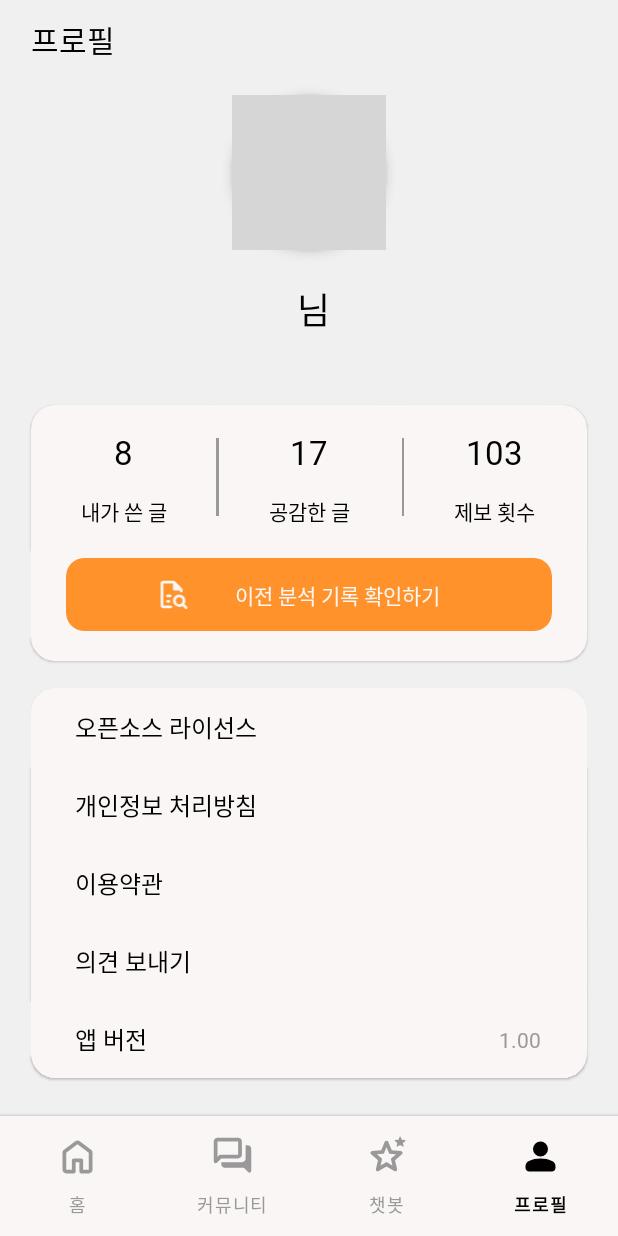
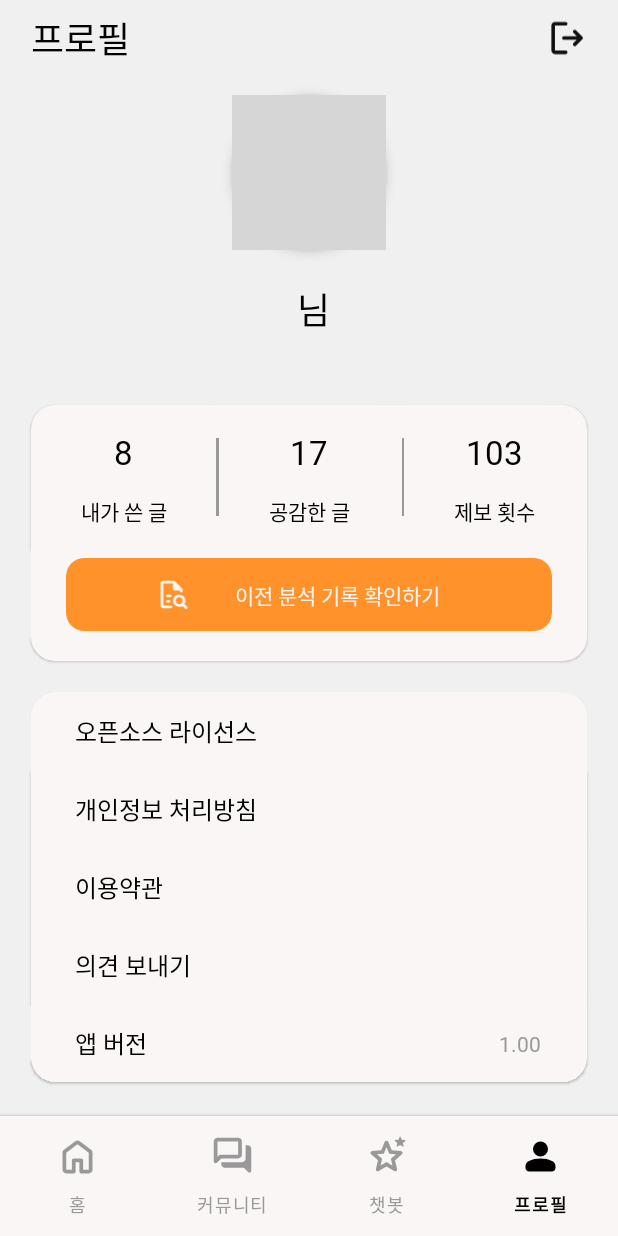
Before and after one commit to bbang427/QuadCore, an Android app: the screen it shows after launch once a user with an empty profile is signed in (HomeActivity), item 4 of the bottom bar chosen, on a phone screen of 412 x 824 dp. Run offline under Robolectric (Android 15) with nearby library versions, the phone set to English and light mode, and no system bars; our stand-ins replace CircleImageView, Firebase (no records; nobody signed in at launch, a user with empty details on screens opened directly); libraries missing offline, so code that uses them is left out: androidx.activity.result; 2 statements that could not run were skipped; grey boxes are pictures that could not be loaded.

Commit message:
08/4 MinorFix

```diff
--- /dev/null
+++ b/app/src/main/res/drawable/ic_logout.xml
@@ -0,0 +1,9 @@
+<vector xmlns:android="http://schemas.android.com/apk/res/android"
+    android:width="24dp"
+    android:height="24dp"
+    android:viewportWidth="960"
+    android:viewportHeight="960">
+  <path
+      android:pathData="M200,840q-33,0 -56.5,-23.5T120,760v-560q0,-33 23.5,-56.5T200,120h240q17,0 28.5,11.5T480,160q0,17 -11.5,28.5T440,200L200,200v560h240q17,0 28.5,11.5T480,800q0,17 -11.5,28.5T440,840L200,840ZM687,520L400,520q-17,0 -28.5,-11.5T360,480q0,-17 11.5,-28.5T400,440h287l-75,-75q-11,-11 -11,-27t11,-28q11,-12 28,-12.5t29,11.5l143,143q12,12 12,28t-12,28L669,651q-12,12 -28.5,11.5T612,650q-11,-12 -10.5,-28.5T613,594l74,-74Z"
+      android:fillColor="#121212"/>
+</vector>
--- a/app/src/main/res/layout/fragment_chatbot.xml
+++ b/app/src/main/res/layout/fragment_chatbot.xml
@@ -31,10 +31,11 @@
         android:layout_height="wrap_content"
         android:text="챗봇"
         android:fontFamily="@font/pretendard_gov_semibold"
-        android:textSize="20sp"
+        android:textSize="24sp"
         android:textColor="#010101"
         app:layout_constraintStart_toStartOf="@id/guideline_text_greeting_v"
-        app:layout_constraintTop_toTopOf="@id/guideline_text_greeting_h"/>
+        app:layout_constraintTop_toTopOf="@id/guideline_text_greeting_h"
+        app:layout_constraintBottom_toBottomOf="@id/guideline_text_greeting_h_end"/>
 
     <androidx.constraintlayout.widget.Guideline
         android:id="@+id/guideline_text_greeting_h_end"
--- a/app/src/main/res/layout/fragment_profile.xml
+++ b/app/src/main/res/layout/fragment_profile.xml
@@ -38,10 +38,27 @@
         android:layout_height="wrap_content"
         android:text="프로필"
         android:fontFamily="@font/pretendard_gov_semibold"
-        android:textSize="20sp"
+        android:textSize="24sp"
         android:textColor="#010101"
         app:layout_constraintStart_toStartOf="@id/guideline_text_greeting_v"
-        app:layout_constraintTop_toTopOf="@id/guideline_text_greeting_h"/>
+        app:layout_constraintTop_toTopOf="@id/guideline_text_greeting_h"
+        app:layout_constraintBottom_toBottomOf="@id/guideline_text_greeting_h_end"/>
+
+    <ImageView
+        android:layout_width="0dp"
+        android:layout_height="0dp"
+        android:src="@drawable/ic_logout"
+        android:clickable="true"
+        android:focusable="true"
+        android:foreground="?attr/selectableItemBackground"
+        app:layout_constraintWidth_percent="0.07"
+        app:layout_constraintHeight_percent="0.04"
+        app:layout_constraintTop_toTopOf="@id/guideline_text_greeting_h"
+        app:layout_constraintBottom_toBottomOf="@id/guideline_text_greeting_h_end"
+        app:layout_constraintStart_toStartOf="parent"
+        app:layout_constraintEnd_toEndOf="parent"
+        app:layout_constraintHorizontal_bias="0.95"
+        />
 
     <androidx.constraintlayout.widget.Guideline
         android:id="@+id/guideline_text_greeting_h_end"
@@ -337,7 +354,7 @@
         app:layout_constraintBottom_toBottomOf="parent"
         app:layout_constraintStart_toStartOf="parent"
         app:layout_constraintEnd_toEndOf="parent"
-        app:layout_constraintVertical_bias="0.07">
+        app:layout_constraintVertical_bias="0.08">
 
         <androidx.constraintlayout.widget.Guideline
             android:id="@+id/guideline_text_settings"
```
Also changed, not shown: app/src/main/res/layout/fragment_community.xml (+4 -3 lines), app/src/main/res/layout/fragment_home.xml (+7 -5 lines).
